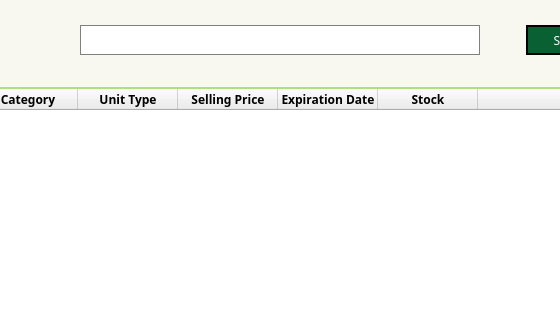
Above: Screens/MainMenuScreens/Inventory/Inventory.ui from Bideiro/Ranil_project_py before the change; both pictures show x 242 to 802 and y 0 to 320 of the 992 by 500 pixel window. Below: the same form after it.
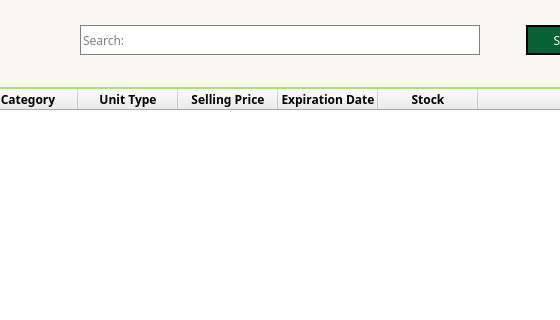
That is the form after the change.

Diff of the .ui file:
```diff
--- a/Screens/MainMenuScreens/Inventory/Inventory.ui
+++ b/Screens/MainMenuScreens/Inventory/Inventory.ui
@@ -104,6 +104,14 @@
               <height>30</height>
              </size>
             </property>
+            <property name="font">
+             <font>
+              <family>DM Sans</family>
+             </font>
+            </property>
+            <property name="placeholderText">
+             <string>Search:</string>
+            </property>
            </widget>
           </item>
           <item>
```
Left out of the diff: 16 changed lines with no effect on the pictures.
